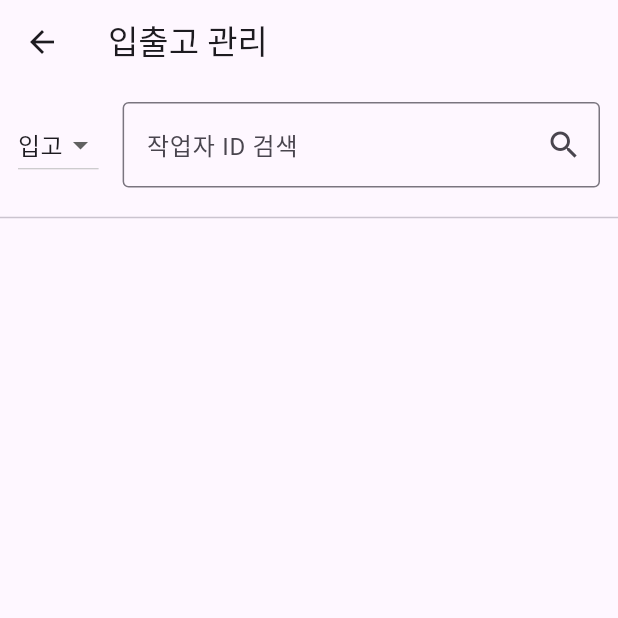
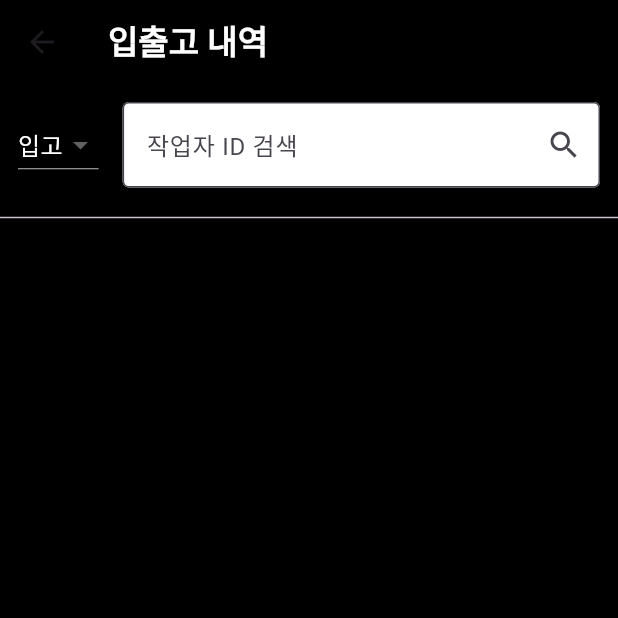
Before and after one commit to ChangJun0716/Black_Market, a Flutter app: the CompanyManagementList screen opened directly, on a phone screen of 412 x 824 dp, the top half of it. Run offline on Flutter 3.47's test engine with Material 3 defaults, Android fonts, the phone set to English and light mode, and no system bars; our stand-ins replace flutter_map, flutter_slidable, geolocator, get, get_storage, image_picker and 2 more; accounts and stored records are empty.

```diff
--- a/Project/black_market_app/lib/view/company/company_management_list.dart
+++ b/Project/black_market_app/lib/view/company/company_management_list.dart
@@ -58,8 +58,15 @@ class _CompanyManagementListState extends State<CompanyManagementList> {
   @override
   Widget build(BuildContext context) {
     return Scaffold(
+      backgroundColor: Colors.black,
       appBar: AppBar(
-        title: const Text("입출고 관리"),
+        backgroundColor: Colors.black,
+        title: const Text("입출고 내역",
+        style: TextStyle(
+          color: Colors.white,
+          fontWeight: FontWeight.bold,
+        ),
+        ),
       ),
       body: Column(
         children: [
@@ -69,10 +76,19 @@ class _CompanyManagementListState extends State<CompanyManagementList> {
               children: [
                 // 입출고 드롭다운
                 DropdownButton<String>(
+                  dropdownColor: Colors.black,
                   value: selectedType,
                   items: const [
-                    DropdownMenuItem(value: '입고', child: Text('입고')),
-                    DropdownMenuItem(value: '출고', child: Text('출고')),
+                    DropdownMenuItem(value: '입고', child: Text('입고',
+                    style: TextStyle(
+                      color: Colors.white,
+                    ),
+                    )),
+                    DropdownMenuItem(value: '출고', child: Text('출고',
+                    style: TextStyle(
+                      color: Colors.white,
+                    ),
+                    )),
                   ],
                   onChanged: (value) {
                     if (value != null) {
@@ -92,11 +108,14 @@ class _CompanyManagementListState extends State<CompanyManagementList> {
                   onChanged: filterList,
                   decoration: InputDecoration(
                     hintText: selectedType == '입고' ? '작업자 ID 검색' : '대리점명 검색',
-                      border: OutlineInputBorder(),
+                    border: const OutlineInputBorder(),
                     suffixIcon: const Icon(Icons.search),
+                    filled: true,
+                    fillColor: Colors.white,
                   ),
                 ),
               ),
+
               ],
             ),
           ),
```
Also changed, not shown: Project/black_market_app/lib/view/company/company_purchase_list.dart (+32 -7 lines). Lines whose indentation alone changed are shown as unchanged.
